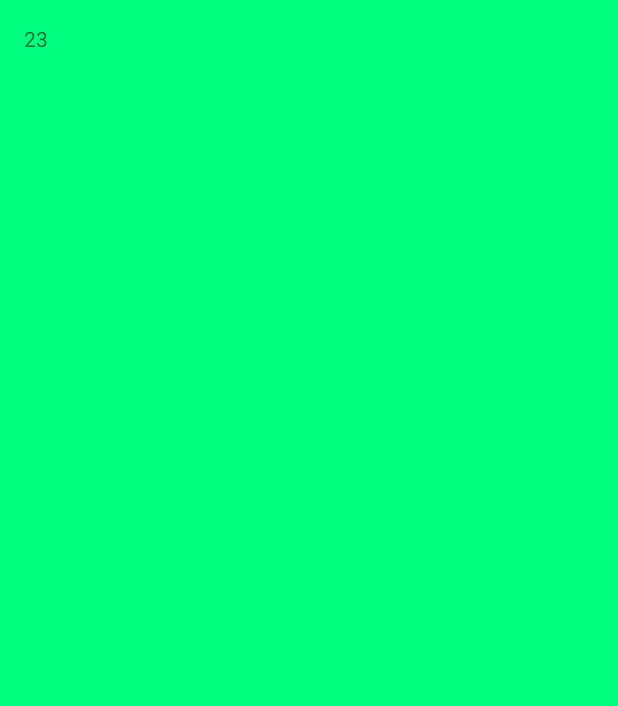
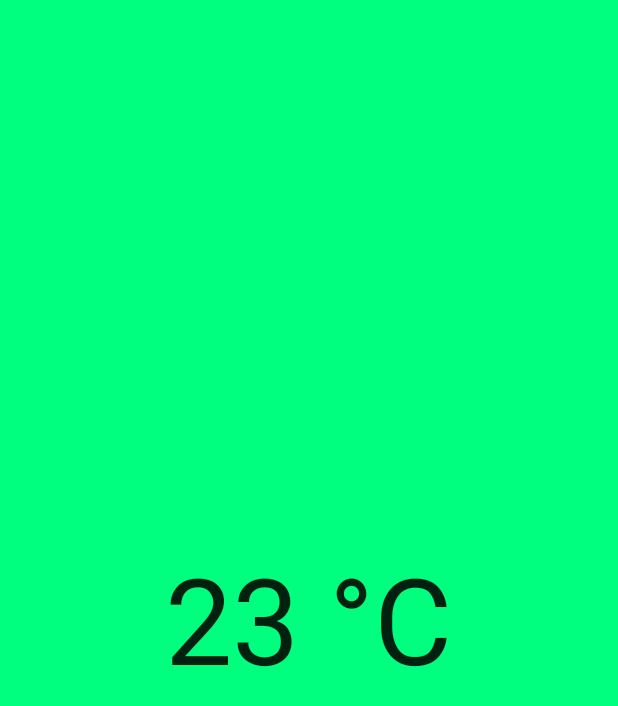
Before and after one commit to luizfps/GLCMonitor, an Android app: the screen it shows after launch (HomeActivity), on a phone screen of 412 x 824 dp. Before the commit the part shown is almost empty. Shown: the top 706 px of the screen. Run offline under Robolectric (Android 15) with nearby library versions, the phone set to English and light mode, and no system bars.

Commit message:
Buga na tela home arrumados

```diff
--- a/app/src/main/java/com/monitor/glcmonitor/activities/HomeActivity.java
+++ b/app/src/main/java/com/monitor/glcmonitor/activities/HomeActivity.java
@@ -11,4 +11,8 @@ public class HomeActivity extends AppCompatActivity {
         setContentView(R.layout.activity_home);
     }
 
+    private void setBackgroud(){
+
+    }
+
 }
--- a/app/src/main/res/layout/activity_home.xml
+++ b/app/src/main/res/layout/activity_home.xml
@@ -1,5 +1,5 @@
 <?xml version="1.0" encoding="utf-8"?>
-<LinearLayout xmlns:android="http://schemas.android.com/apk/res/android"
+<RelativeLayout xmlns:android="http://schemas.android.com/apk/res/android"
     xmlns:tools="http://schemas.android.com/tools"
     android:layout_width="match_parent"
     android:layout_height="match_parent"
@@ -11,10 +11,13 @@
     android:orientation="vertical"
     android:background="@color/bakcgroudNormal">
 
-    <android.support.v7.widget.AppCompatTextView
-        android:layout_width="match_parent"
-        android:layout_height="match_parent"
-        android:hint="23"
-        />
-
-</LinearLayout>
+    <TextView
+        android:layout_width="wrap_content"
+        android:layout_height="wrap_content"
+        android:textAppearance="?android:attr/textAppearanceLarge"
+        android:text="23 °C"
+        android:id="@+id/textView"
+        android:layout_centerVertical="true"
+        android:layout_centerHorizontal="true"
+        android:textSize="80dp" />
+</RelativeLayout>
--- a/app/src/main/res/values/home_colors.xml
+++ b/app/src/main/res/values/home_colors.xml
@@ -1,4 +1,7 @@
 <?xml version="1.0" encoding="utf-8"?>
 <resources>
     <color name="bakcgroudNormal">#00FF7F</color>
+    <color name="backgroudFire">#FF0000</color>
+    <color name="backgroudIce">#00BFFF</color>
+    <color name="backgroudDanger">#FF8C00</color>
 </resources>
```
